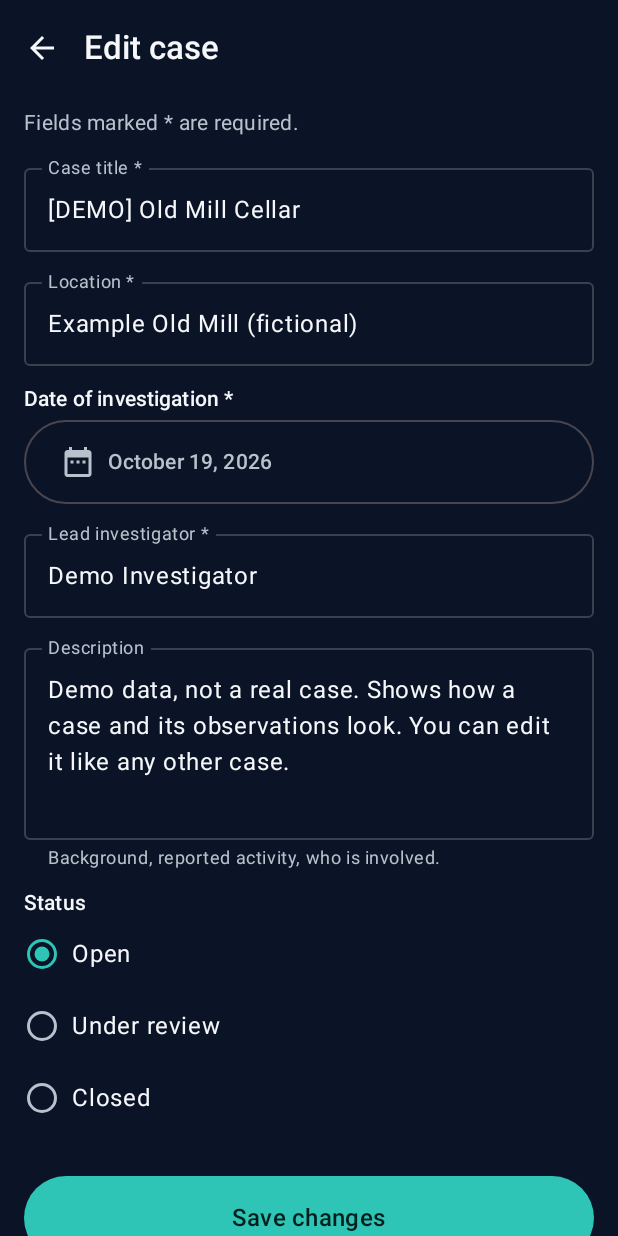
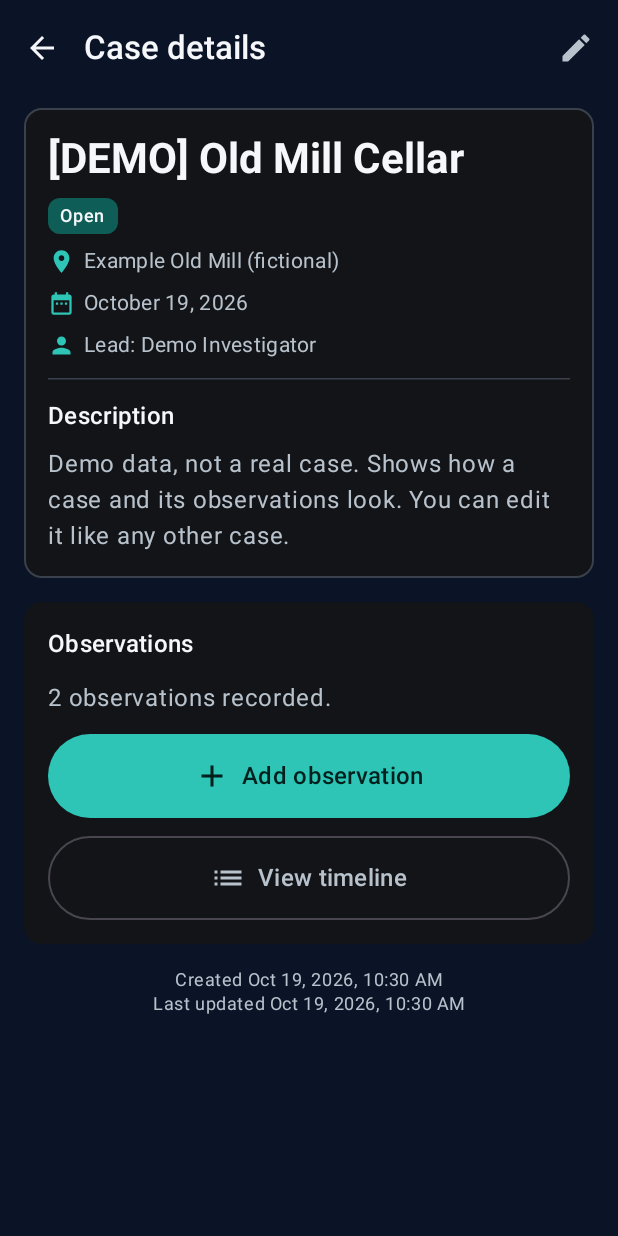
Before and after one commit to gmaingtech1-sudo/Games, an Android app built with Jetpack Compose: the screen it shows after launch (MainActivity), after a tap on an icon or button, on a phone screen of 412 x 824 dp. Run offline under Robolectric (Android 15) with nearby library versions, the phone set to English and light mode, and no system bars; our stand-ins replace Room's generated code; 2 other taps on this screen came first.

Commit message:
Paranormal World stage 4: Case Detail screen
Tapping a case on Home now opens its details: title, status, location,
date, lead investigator, description, observation count and timestamps,
with an Edit button and large Add observation / View timeline buttons
(placeholders until Stages 5 and 6). Saving a new case opens its detail
screen. The status badge and icon line move to ui/components so Home and
Case Detail share them.

Co-Authored-By: Claude Opus 5.5 <noreply@anthropic.com>
Claude-Session: https://claude.ai/code/session_01QWX2vMXxB26castvRprq5q

```diff
--- /dev/null
+++ b/paranormal-world-android/app/src/main/java/com/paranormalworld/app/ui/casedetail/CaseDetailScreen.kt
@@ -0,0 +1,246 @@
+package com.paranormalworld.app.ui.casedetail
+
+import androidx.compose.foundation.BorderStroke
+import androidx.compose.foundation.layout.Arrangement
+import androidx.compose.foundation.layout.Box
+import androidx.compose.foundation.layout.Column
+import androidx.compose.foundation.layout.Spacer
+import androidx.compose.foundation.layout.fillMaxSize
+import androidx.compose.foundation.layout.fillMaxWidth
+import androidx.compose.foundation.layout.height
+import androidx.compose.foundation.layout.padding
+import androidx.compose.foundation.layout.size
+import androidx.compose.foundation.rememberScrollState
+import androidx.compose.foundation.verticalScroll
+import androidx.compose.material.icons.Icons
+import androidx.compose.material.icons.automirrored.filled.ArrowBack
+import androidx.compose.material.icons.automirrored.filled.List
+import androidx.compose.material.icons.filled.Add
+import androidx.compose.material.icons.filled.DateRange
+import androidx.compose.material.icons.filled.Edit
+import androidx.compose.material.icons.filled.LocationOn
+import androidx.compose.material.icons.filled.Person
+import androidx.compose.material3.Button
+import androidx.compose.material3.Card
+import androidx.compose.material3.CardDefaults
+import androidx.compose.material3.CircularProgressIndicator
+import androidx.compose.material3.ExperimentalMaterial3Api
+import androidx.compose.material3.HorizontalDivider
+import androidx.compose.material3.Icon
+import androidx.compose.material3.IconButton
+import androidx.compose.material3.MaterialTheme
+import androidx.compose.material3.OutlinedButton
+import androidx.compose.material3.Scaffold
+import androidx.compose.material3.Text
+import androidx.compose.material3.TopAppBar
+import androidx.compose.material3.TopAppBarDefaults
+import androidx.compose.runtime.Composable
+import androidx.compose.runtime.getValue
+import androidx.compose.ui.Alignment
+import androidx.compose.ui.Modifier
+import androidx.compose.ui.text.style.TextAlign
+import androidx.compose.ui.tooling.preview.Preview
+import androidx.compose.ui.unit.dp
+import androidx.lifecycle.compose.collectAsStateWithLifecycle
+import androidx.lifecycle.viewmodel.compose.viewModel
+import com.paranormalworld.app.data.CaseStatus
+import com.paranormalworld.app.data.Investigation
+import com.paranormalworld.app.ui.components.IconLine
+import com.paranormalworld.app.ui.components.StatusChip
+import com.paranormalworld.app.ui.theme.ParanormalWorldTheme
+import java.time.Instant
+import java.time.LocalDate
+import java.time.ZoneId
+import java.time.format.DateTimeFormatter
+import java.time.format.FormatStyle
+
+/** Connects the Case Detail screen to its ViewModel. */
+@Composable
+fun CaseDetailRoute(
+    onBack: () -> Unit,
+    onEditClick: (caseId: Long) -> Unit,
+    onAddObservationClick: (caseId: Long) -> Unit,
+    onTimelineClick: (caseId: Long) -> Unit,
+    viewModel: CaseDetailViewModel = viewModel(factory = CaseDetailViewModel.Factory),
+) {
+    val uiState by viewModel.uiState.collectAsStateWithLifecycle()
+    CaseDetailScreen(
+        uiState = uiState,
+        onBack = onBack,
+        onEditClick = { onEditClick(viewModel.caseId) },
+        onAddObservationClick = { onAddObservationClick(viewModel.caseId) },
+        onTimelineClick = { onTimelineClick(viewModel.caseId) },
+    )
+}
+
+@OptIn(ExperimentalMaterial3Api::class)
+@Composable
+fun CaseDetailScreen(
+    uiState: CaseDetailUiState,
+    onBack: () -> Unit,
+    onEditClick: () -> Unit,
+    onAddObservationClick: () -> Unit,
+    onTimelineClick: () -> Unit,
+) {
+    Scaffold(
+        containerColor = MaterialTheme.colorScheme.background,
+        topBar = {
+            TopAppBar(
+                title = { Text("Case details") },
+                navigationIcon = {
+                    IconButton(onClick = onBack) {
+                        Icon(Icons.AutoMirrored.Filled.ArrowBack, contentDescription = "Back")
+                    }
+                },
+                actions = {
+                    if (uiState is CaseDetailUiState.Loaded) {
+                        IconButton(onClick = onEditClick) {
+                            Icon(Icons.Filled.Edit, contentDescription = "Edit case")
+                        }
+                    }
+                },
+                colors = TopAppBarDefaults.topAppBarColors(containerColor = MaterialTheme.colorScheme.background),
+            )
+        },
+    ) { innerPadding ->
+        val contentModifier = Modifier
+            .fillMaxSize()
+            .padding(innerPadding)
+        when (uiState) {
+            CaseDetailUiState.Loading -> Box(contentModifier, contentAlignment = Alignment.Center) {
+                CircularProgressIndicator()
+            }
+            CaseDetailUiState.NotFound -> Box(contentModifier.padding(16.dp), contentAlignment = Alignment.Center) {
+                Text("This case no longer exists.", style = MaterialTheme.typography.bodyLarge)
+            }
+            is CaseDetailUiState.Loaded -> CaseDetailContent(
+                investigation = uiState.investigation,
+                observationCount = uiState.observationCount,
+                onAddObservationClick = onAddObservationClick,
+                onTimelineClick = onTimelineClick,
+                modifier = contentModifier,
+            )
+        }
+    }
+}
+
+private val dateFormatter: DateTimeFormatter = DateTimeFormatter.ofLocalizedDate(FormatStyle.LONG)
+private val timestampFormatter: DateTimeFormatter = DateTimeFormatter.ofLocalizedDateTime(FormatStyle.MEDIUM, FormatStyle.SHORT)
+
+private fun formatTimestamp(millis: Long): String =
+    Instant.ofEpochMilli(millis).atZone(ZoneId.systemDefault()).format(timestampFormatter)
+
+@Composable
+private fun CaseDetailContent(
+    investigation: Investigation,
+    observationCount: Int,
+    onAddObservationClick: () -> Unit,
+    onTimelineClick: () -> Unit,
+    modifier: Modifier = Modifier,
+) {
+    Column(
+        modifier = modifier
+            .verticalScroll(rememberScrollState())
+            .padding(horizontal = 16.dp, vertical = 8.dp),
+        verticalArrangement = Arrangement.spacedBy(16.dp),
+    ) {
+        Card(
+            modifier = Modifier.fillMaxWidth(),
+            colors = CardDefaults.cardColors(containerColor = MaterialTheme.colorScheme.surfaceVariant),
+            border = BorderStroke(1.dp, MaterialTheme.colorScheme.outline),
+        ) {
+            Column(Modifier.padding(16.dp), verticalArrangement = Arrangement.spacedBy(8.dp)) {
+                Text(
+                    investigation.title,
+                    style = MaterialTheme.typography.headlineMedium,
+                    color = MaterialTheme.colorScheme.onSurface,
+                )
+                StatusChip(investigation.status)
+                IconLine(Icons.Filled.LocationOn, investigation.locationName, maxLines = 3)
+                IconLine(Icons.Filled.DateRange, investigation.date.format(dateFormatter))
+                IconLine(Icons.Filled.Person, "Lead: ${investigation.leadInvestigator}", maxLines = 2)
+
+                HorizontalDivider(Modifier.padding(vertical = 4.dp), color = MaterialTheme.colorScheme.outline)
+                Text("Description", style = MaterialTheme.typography.titleMedium, color = MaterialTheme.colorScheme.onSurface)
+                Text(
+                    investigation.description.ifBlank { "No description yet. Tap the pencil icon to add one." },
+                    style = MaterialTheme.typography.bodyLarge,
+                    color = MaterialTheme.colorScheme.onSurfaceVariant,
+                )
+            }
+        }
+
+        // Observations: a count and the two actions that lead to the next screens.
+        Card(
+            modifier = Modifier.fillMaxWidth(),
+            colors = CardDefaults.cardColors(containerColor = MaterialTheme.colorScheme.surfaceVariant),
+        ) {
+            Column(Modifier.padding(16.dp), verticalArrangement = Arrangement.spacedBy(12.dp)) {
+                Text("Observations", style = MaterialTheme.typography.titleMedium, color = MaterialTheme.colorScheme.onSurface)
+                Text(
+                    when (observationCount) {
+                        0 -> "None recorded yet. Log what you see, hear or measure, as it happens."
+                        1 -> "1 observation recorded."
+                        else -> "$observationCount observations recorded."
+                    },
+                    style = MaterialTheme.typography.bodyLarge,
+                    color = MaterialTheme.colorScheme.onSurfaceVariant,
+                )
+                Button(
+                    onClick = onAddObservationClick,
+                    modifier = Modifier
+                        .fillMaxWidth()
+                        .height(56.dp),
+                ) {
+                    Icon(Icons.Filled.Add, contentDescription = null)
+                    Spacer(Modifier.size(8.dp))
+                    Text("Add observation", style = MaterialTheme.typography.titleMedium)
+                }
+                OutlinedButton(
+                    onClick = onTimelineClick,
+                    modifier = Modifier
+                        .fillMaxWidth()
+                        .height(56.dp),
+                ) {
+                    Icon(Icons.AutoMirrored.Filled.List, contentDescription = null)
+                    Spacer(Modifier.size(8.dp))
+                    Text("View timeline", style = MaterialTheme.typography.titleMedium)
+                }
+            }
+        }
+
+        Text(
+            "Created ${formatTimestamp(investigation.createdAt)}\nLast updated ${formatTimestamp(investigation.updatedAt)}",
+            style = MaterialTheme.typography.bodySmall,
+            color = MaterialTheme.colorScheme.onSurfaceVariant,
+            textAlign = TextAlign.Center,
+            modifier = Modifier.fillMaxWidth(),
+        )
+        Spacer(Modifier.height(8.dp))
+    }
+}
+
+@Preview(showBackground = true, backgroundColor = 0xFF0B1426, widthDp = 360, heightDp = 800)
+@Composable
+private fun CaseDetailPreview() {
+    val investigation = Investigation(
+        id = 1,
+        title = "[DEMO] Old Mill Cellar",
+        locationName = "Example Old Mill (fictional)",
+        date = LocalDate.of(2026, 10, 19),
+        description = "Demo data, not a real case.",
+        leadInvestigator = "Demo Investigator",
+        status = CaseStatus.OPEN,
+        createdAt = 1_760_900_000_000,
+        updatedAt = 1_760_903_600_000,
+    )
+    ParanormalWorldTheme {
+        CaseDetailScreen(
+            uiState = CaseDetailUiState.Loaded(investigation, observationCount = 2),
+            onBack = {},
+            onEditClick = {},
+            onAddObservationClick = {},
+            onTimelineClick = {},
+        )
+    }
+}
--- /dev/null
+++ b/paranormal-world-android/app/src/main/java/com/paranormalworld/app/ui/casedetail/CaseDetailViewModel.kt
@@ -0,0 +1,56 @@
+package com.paranormalworld.app.ui.casedetail
+
+import androidx.lifecycle.ViewModel
+import androidx.lifecycle.ViewModelProvider
+import androidx.lifecycle.createSavedStateHandle
+import androidx.lifecycle.viewModelScope
+import androidx.lifecycle.viewmodel.initializer
+import androidx.lifecycle.viewmodel.viewModelFactory
+import com.paranormalworld.app.ParanormalWorldApp
+import com.paranormalworld.app.data.CaseRepository
+import com.paranormalworld.app.data.Investigation
+import com.paranormalworld.app.ui.navigation.Routes
+import kotlinx.coroutines.flow.SharingStarted
+import kotlinx.coroutines.flow.StateFlow
+import kotlinx.coroutines.flow.combine
+import kotlinx.coroutines.flow.stateIn
+
+sealed interface CaseDetailUiState {
+    data object Loading : CaseDetailUiState
+    data object NotFound : CaseDetailUiState
+    data class Loaded(val investigation: Investigation, val observationCount: Int) : CaseDetailUiState
+}
+
+/**
+ * Watches one case and its observations. Because both are Flows, the screen updates
+ * by itself after the case is edited or an observation is added.
+ */
+class CaseDetailViewModel(repository: CaseRepository, val caseId: Long) : ViewModel() {
+
+    val uiState: StateFlow<CaseDetailUiState> = combine(
+        repository.observeInvestigation(caseId),
+        repository.observeObservations(caseId),
+    ) { investigation, observations ->
+        if (investigation == null) {
+            CaseDetailUiState.NotFound
+        } else {
+            CaseDetailUiState.Loaded(investigation, observations.size)
+        }
+    }.stateIn(
+        scope = viewModelScope,
+        started = SharingStarted.WhileSubscribed(5_000),
+        initialValue = CaseDetailUiState.Loading,
+    )
+
+    companion object {
+        val Factory: ViewModelProvider.Factory = viewModelFactory {
+            initializer {
+                val app = this[ViewModelProvider.AndroidViewModelFactory.APPLICATION_KEY] as ParanormalWorldApp
+                val caseId = requireNotNull(createSavedStateHandle().get<Long>(Routes.ARG_CASE_ID)) {
+                    "The case detail route must include a case id"
+                }
+                CaseDetailViewModel(app.repository, caseId)
+            }
+        }
+    }
+}
--- /dev/null
+++ b/paranormal-world-android/app/src/main/java/com/paranormalworld/app/ui/components/CaseComponents.kt
@@ -0,0 +1,54 @@
+package com.paranormalworld.app.ui.components
+
+import androidx.compose.foundation.BorderStroke
+import androidx.compose.foundation.layout.Row
+import androidx.compose.foundation.layout.Spacer
+import androidx.compose.foundation.layout.padding
+import androidx.compose.foundation.layout.size
+import androidx.compose.material3.Icon
+import androidx.compose.material3.MaterialTheme
+import androidx.compose.material3.Surface
+import androidx.compose.material3.Text
+import androidx.compose.runtime.Composable
+import androidx.compose.ui.Alignment
+import androidx.compose.ui.Modifier
+import androidx.compose.ui.graphics.vector.ImageVector
+import androidx.compose.ui.text.style.TextOverflow
+import androidx.compose.ui.unit.dp
+import com.paranormalworld.app.data.CaseStatus
+
+// Small pieces of UI that more than one screen uses.
+
+/** A teal icon followed by one line of text, e.g. a location pin and the place name. */
+@Composable
+fun IconLine(icon: ImageVector, text: String, maxLines: Int = 1) {
+    Row(verticalAlignment = Alignment.CenterVertically) {
+        Icon(icon, contentDescription = null, tint = MaterialTheme.colorScheme.primary, modifier = Modifier.size(18.dp))
+        Spacer(Modifier.size(6.dp))
+        Text(
+            text,
+            style = MaterialTheme.typography.bodyMedium,
+            color = MaterialTheme.colorScheme.onSurfaceVariant,
+            maxLines = maxLines,
+            overflow = TextOverflow.Ellipsis,
+        )
+    }
+}
+
+/** A small badge showing a case's status. Open cases are highlighted in teal. */
+@Composable
+fun StatusChip(status: CaseStatus) {
+    val open = status == CaseStatus.OPEN
+    Surface(
+        shape = MaterialTheme.shapes.small,
+        color = if (open) MaterialTheme.colorScheme.primaryContainer else MaterialTheme.colorScheme.surface,
+        border = if (open) null else BorderStroke(1.dp, MaterialTheme.colorScheme.outline),
+    ) {
+        Text(
+            status.label,
+            style = MaterialTheme.typography.labelMedium,
+            color = MaterialTheme.colorScheme.onSurface,
+            modifier = Modifier.padding(horizontal = 8.dp, vertical = 4.dp),
+        )
+    }
+}
--- a/paranormal-world-android/app/src/main/java/com/paranormalworld/app/ui/home/HomeScreen.kt
+++ b/paranormal-world-android/app/src/main/java/com/paranormalworld/app/ui/home/HomeScreen.kt
@@ -29,7 +29,6 @@ import androidx.compose.material3.Icon
 import androidx.compose.material3.MaterialTheme
 import androidx.compose.material3.OutlinedButton
 import androidx.compose.material3.Scaffold
-import androidx.compose.material3.Surface
 import androidx.compose.material3.Text
 import androidx.compose.material3.TopAppBar
 import androidx.compose.material3.TopAppBarDefaults
@@ -37,7 +36,6 @@ import androidx.compose.runtime.Composable
 import androidx.compose.runtime.getValue
 import androidx.compose.ui.Alignment
 import androidx.compose.ui.Modifier
-import androidx.compose.ui.graphics.vector.ImageVector
 import androidx.compose.ui.text.style.TextAlign
 import androidx.compose.ui.text.style.TextOverflow
 import androidx.compose.ui.tooling.preview.Preview
@@ -46,6 +44,8 @@ import androidx.lifecycle.compose.collectAsStateWithLifecycle
 import androidx.lifecycle.viewmodel.compose.viewModel
 import com.paranormalworld.app.data.CaseStatus
 import com.paranormalworld.app.data.Investigation
+import com.paranormalworld.app.ui.components.IconLine
+import com.paranormalworld.app.ui.components.StatusChip
 import com.paranormalworld.app.ui.theme.ParanormalWorldTheme
 import java.time.LocalDate
 import java.time.format.DateTimeFormatter
@@ -179,38 +179,6 @@ private fun CaseCard(case: Investigation, onClick: () -> Unit) {
     }
 }
 
-@Composable
-private fun IconLine(icon: ImageVector, text: String) {
-    Row(verticalAlignment = Alignment.CenterVertically) {
-        Icon(icon, contentDescription = null, tint = MaterialTheme.colorScheme.primary, modifier = Modifier.size(18.dp))
-        Spacer(Modifier.size(6.dp))
-        Text(
-            text,
-            style = MaterialTheme.typography.bodyMedium,
-            color = MaterialTheme.colorScheme.onSurfaceVariant,
-            maxLines = 1,
-            overflow = TextOverflow.Ellipsis,
-        )
-    }
-}
-
-@Composable
-private fun StatusChip(status: CaseStatus) {
-    val open = status == CaseStatus.OPEN
-    Surface(
-        shape = MaterialTheme.shapes.small,
-        color = if (open) MaterialTheme.colorScheme.primaryContainer else MaterialTheme.colorScheme.surface,
-        border = if (open) null else BorderStroke(1.dp, MaterialTheme.colorScheme.outline),
-    ) {
-        Text(
-            status.label,
-            style = MaterialTheme.typography.labelMedium,
-            color = MaterialTheme.colorScheme.onSurface,
-            modifier = Modifier.padding(horizontal = 8.dp, vertical = 4.dp),
-        )
-    }
-}
-
 /** Shown when no investigations have been saved yet. */
 @Composable
 private fun EmptyCasesState(
--- a/paranormal-world-android/app/src/main/java/com/paranormalworld/app/ui/navigation/AppNavigation.kt
+++ b/paranormal-world-android/app/src/main/java/com/paranormalworld/app/ui/navigation/AppNavigation.kt
@@ -1,6 +1,8 @@
 package com.paranormalworld.app.ui.navigation
 
+import android.widget.Toast
 import androidx.compose.runtime.Composable
+import androidx.compose.ui.platform.LocalContext
 import androidx.lifecycle.Lifecycle
 import androidx.navigation.NavBackStackEntry
 import androidx.navigation.NavController
@@ -10,6 +12,7 @@ import androidx.navigation.compose.NavHost
 import androidx.navigation.compose.composable
 import androidx.navigation.compose.rememberNavController
 import androidx.navigation.navArgument
+import com.paranormalworld.app.ui.casedetail.CaseDetailRoute
 import com.paranormalworld.app.ui.createcase.CreateCaseRoute
 import com.paranormalworld.app.ui.home.HomeRoute
 
@@ -19,32 +22,51 @@ object Routes {
 
     const val HOME = "home"
     const val NEW_CASE = "cases/new"
+    const val CASE_DETAIL = "cases/{$ARG_CASE_ID}"
     const val EDIT_CASE = "cases/{$ARG_CASE_ID}/edit"
 
+    fun caseDetail(caseId: Long) = "cases/$caseId"
     fun editCase(caseId: Long) = "cases/$caseId/edit"
 }
+
+private val caseIdArgument = listOf(navArgument(Routes.ARG_CASE_ID) { type = NavType.LongType })
 
 /** Decides which screen is showing, and moves between them. */
 @Composable
 fun AppNavigation(navController: NavHostController = rememberNavController()) {
+    val context = LocalContext.current
     NavHost(navController = navController, startDestination = Routes.HOME) {
         composable(Routes.HOME) {
             HomeRoute(
                 onCreateCaseClick = { navController.navigate(Routes.NEW_CASE) { launchSingleTop = true } },
-                // Stage 3: tapping a case opens it for editing. Stage 4 opens its details instead.
-                onCaseClick = { navController.navigate(Routes.editCase(it.id)) { launchSingleTop = true } },
+                onCaseClick = { navController.navigate(Routes.caseDetail(it.id)) { launchSingleTop = true } },
             )
         }
         composable(Routes.NEW_CASE) { entry ->
             CreateCaseRoute(
                 onBack = { navController.popIfCurrent(entry) },
-                onSaved = { navController.popIfCurrent(entry) },
+                // Open the new case, and take "New case" off the back stack so Back goes Home.
+                onSaved = { caseId ->
+                    navController.navigate(Routes.caseDetail(caseId)) {
+                        popUpTo(Routes.NEW_CASE) { inclusive = true }
+                    }
+                },
             )
         }
-        composable(
-            Routes.EDIT_CASE,
-            arguments = listOf(navArgument(Routes.ARG_CASE_ID) { type = NavType.LongType }),
-        ) { entry ->
+        composable(Routes.CASE_DETAIL, arguments = caseIdArgument) { entry ->
+            CaseDetailRoute(
+                onBack = { navController.popIfCurrent(entry) },
+                onEditClick = { navController.navigate(Routes.editCase(it)) { launchSingleTop = true } },
+                // Placeholders until Stages 5 and 6 add these screens.
+                onAddObservationClick = {
+                    Toast.makeText(context, "Adding observations arrives in Stage 5", Toast.LENGTH_SHORT).show()
+                },
+                onTimelineClick = {
+                    Toast.makeText(context, "The timeline arrives in Stage 6", Toast.LENGTH_SHORT).show()
+                },
+            )
+        }
+        composable(Routes.EDIT_CASE, arguments = caseIdArgument) { entry ->
             CreateCaseRoute(
                 onBack = { navController.popIfCurrent(entry) },
                 onSaved = { navController.popIfCurrent(entry) },
```
Also changed, not shown: 1 other file.
